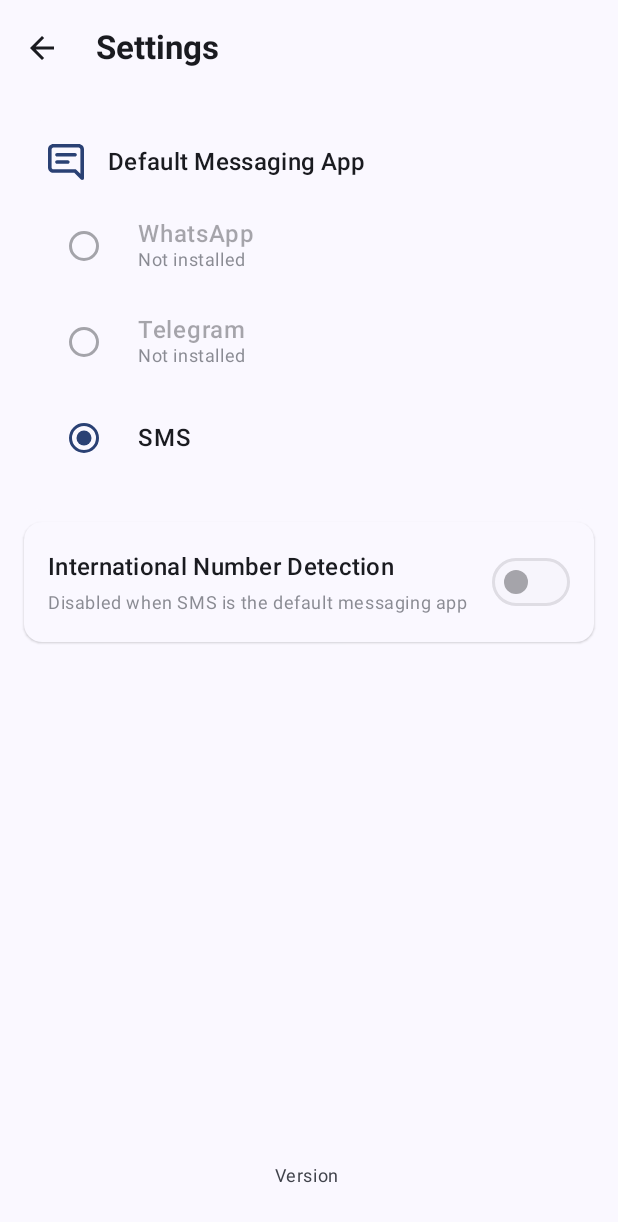
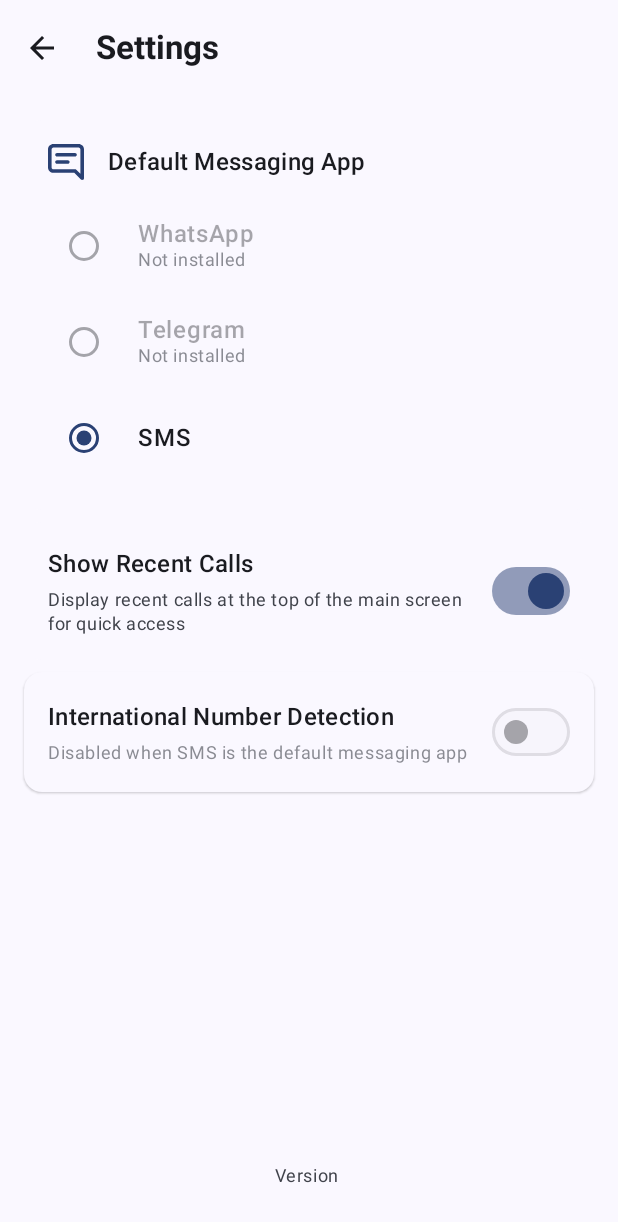
Before and after one commit to teja2495/quick-contacts, an Android app built with Jetpack Compose: the screen it shows after launch (MainActivity), after a tap on "Settings", on a phone screen of 412 x 824 dp. Shown: the top 1222 px of the screen. Run offline under Robolectric (Android 15) with nearby library versions, the phone set to English and light mode, and no system bars; libraries missing offline, so code that uses them is left out: org.burnoutcrew.reorderable; pictures from the network do not load.

Commit message:
feat: handle recent calls visibility

```diff
--- a/app/src/main/java/com/tk/quickcontacts/ContactsViewModel.kt
+++ b/app/src/main/java/com/tk/quickcontacts/ContactsViewModel.kt
@@ -61,6 +61,10 @@
     // Settings preferences
     private val _isInternationalDetectionEnabled = MutableStateFlow(false)
     val isInternationalDetectionEnabled: StateFlow<Boolean> = _isInternationalDetectionEnabled
+
+    // Recent calls visibility preference
+    private val _isRecentCallsVisible = MutableStateFlow(true)
+    val isRecentCallsVisible: StateFlow<Boolean> = _isRecentCallsVisible
 
     // Messaging app preference
     private val _defaultMessagingApp = MutableStateFlow(MessagingApp.WHATSAPP)
@@ -318,6 +322,7 @@
 
     private fun loadSettings() {
         _isInternationalDetectionEnabled.value = sharedPreferences.getBoolean("international_detection_enabled", false)
+        _isRecentCallsVisible.value = sharedPreferences.getBoolean("recent_calls_visible", true)
 
         // Load messaging app preference with backward compatibility
         val messagingAppString = sharedPreferences.getString("default_messaging_app", null)
@@ -338,12 +343,18 @@
     private fun saveSettings() {
         sharedPreferences.edit()
             .putBoolean("international_detection_enabled", _isInternationalDetectionEnabled.value)
+            .putBoolean("recent_calls_visible", _isRecentCallsVisible.value)
             .putString("default_messaging_app", _defaultMessagingApp.value.name)
             .apply()
     }
 
     fun toggleInternationalDetection() {
         _isInternationalDetectionEnabled.value = !_isInternationalDetectionEnabled.value
+        saveSettings()
+    }
+
+    fun toggleRecentCallsVisibility() {
+        _isRecentCallsVisible.value = !_isRecentCallsVisible.value
         saveSettings()
     }
 
--- a/app/src/main/java/com/tk/quickcontacts/MainActivity.kt
+++ b/app/src/main/java/com/tk/quickcontacts/MainActivity.kt
@@ -204,6 +204,7 @@
     val searchQuery by viewModel.searchQuery.collectAsState()
     val customActionPreferences by viewModel.customActionPreferences.collectAsState()
     val isInternationalDetectionEnabled by viewModel.isInternationalDetectionEnabled.collectAsState()
+    val isRecentCallsVisible by viewModel.isRecentCallsVisible.collectAsState()
     val defaultMessagingApp by viewModel.defaultMessagingApp.collectAsState()
     val availableMessagingApps by viewModel.availableMessagingApps.collectAsState()
 
@@ -404,7 +405,8 @@
                         Column(
                             modifier = Modifier.weight(1f)
                         ) {
-                            // Recent calls section
+                            // Recent calls section (only show if enabled)
+                            if (isRecentCallsVisible) {
                                 RecentCallsSection(
                                     recentCalls = filteredRecentCalls,
                                     onContactClick = { contact ->
@@ -426,9 +428,10 @@
                                     isInternationalDetectionEnabled = effectiveInternationalDetectionEnabled,
                                     defaultMessagingApp = defaultMessagingApp
                                 )
+                            }
 
                             // Empty contacts screen (hide when recent calls are expanded)
-                            if (!isRecentCallsExpanded) {
+                            if (!isRecentCallsExpanded || !isRecentCallsVisible) {
                                 EmptyContactsScreen()
                             }
                         }
@@ -458,7 +461,8 @@
                         Column(
                             modifier = Modifier.weight(1f)
                         ) {
-                            // Recent calls section
+                            // Recent calls section (only show if enabled)
+                            if (isRecentCallsVisible) {
                                 RecentCallsSection(
                                     recentCalls = filteredRecentCalls,
                                     onContactClick = { contact ->
@@ -480,9 +484,10 @@
                                     isInternationalDetectionEnabled = effectiveInternationalDetectionEnabled,
                                     defaultMessagingApp = defaultMessagingApp
                                 )
+                            }
 
                             // Favourite header with edit functionality (hide when recent calls are expanded)
-                            if (selectedContacts.isNotEmpty() && !isRecentCallsExpanded) {
+                            if (selectedContacts.isNotEmpty() && (!isRecentCallsExpanded || !isRecentCallsVisible)) {
                                 Column {
                                     Row(
                                         modifier = Modifier
@@ -522,7 +527,7 @@
                             }
 
                             // Quick contacts list (hide when recent calls are expanded)
-                            if (!isRecentCallsExpanded) {
+                            if (!isRecentCallsExpanded || !isRecentCallsVisible) {
                                 ContactList(
                                 contacts = filteredSelectedContacts,
                                 onContactClick = { contact ->
@@ -1306,6 +1311,7 @@
     modifier: Modifier = Modifier
 ) {
     val isInternationalDetectionEnabled by viewModel.isInternationalDetectionEnabled.collectAsState()
+    val isRecentCallsVisible by viewModel.isRecentCallsVisible.collectAsState()
     val useWhatsAppAsDefault by viewModel.useWhatsAppAsDefault.collectAsState()
     val defaultMessagingApp by viewModel.defaultMessagingApp.collectAsState()
     val availableMessagingApps by viewModel.availableMessagingApps.collectAsState()
@@ -1518,6 +1524,54 @@
             }
 
             item {
+                // Recent Calls Visibility Setting
+                Card(
+                    modifier = Modifier.fillMaxWidth(),
+                    colors = CardDefaults.cardColors(
+                        containerColor = MaterialTheme.colorScheme.surface
+                    ),
+                    elevation = CardDefaults.cardElevation(defaultElevation = 1.dp),
+                    shape = MaterialTheme.shapes.medium
+                ) {
+                    Row(
+                        modifier = Modifier
+                            .fillMaxWidth()
+                            .padding(16.dp),
+                        verticalAlignment = Alignment.CenterVertically
+                    ) {
+                        Column(
+                            modifier = Modifier.weight(1f)
+                        ) {
+                            Text(
+                                text = "Show Recent Calls",
+                                style = MaterialTheme.typography.titleMedium,
+                                fontWeight = FontWeight.Medium
+                            )
+
+                            Spacer(modifier = Modifier.height(4.dp))
+
+                            Text(
+                                text = "Display recent calls at the top of the main screen for quick access",
+                                style = MaterialTheme.typography.bodySmall,
+                                color = MaterialTheme.colorScheme.onSurfaceVariant
+                            )
+                        }
+
+                        Spacer(modifier = Modifier.width(16.dp))
+
+                        Switch(
+                            checked = isRecentCallsVisible,
+                            onCheckedChange = { viewModel.toggleRecentCallsVisibility() },
+                            colors = SwitchDefaults.colors(
+                                checkedThumbColor = MaterialTheme.colorScheme.primary,
+                                checkedTrackColor = MaterialTheme.colorScheme.primary.copy(alpha = 0.5f)
+                            )
+                        )
+                    }
+                }
+            }
+
+            item {
                 // International Number Detection Setting
                 Card(
                     modifier = Modifier.fillMaxWidth(),
```
Lines whose indentation alone changed are shown as unchanged.
